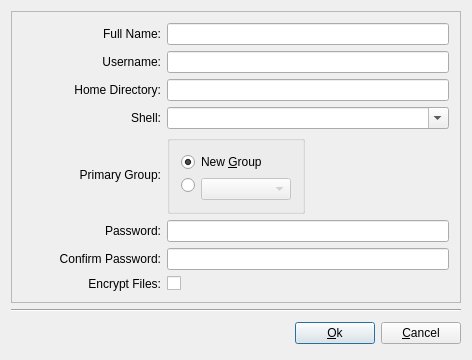
trueos/pcbsd, file src-qt4/pc-usermanager/adduser.ui: the form before one commit.
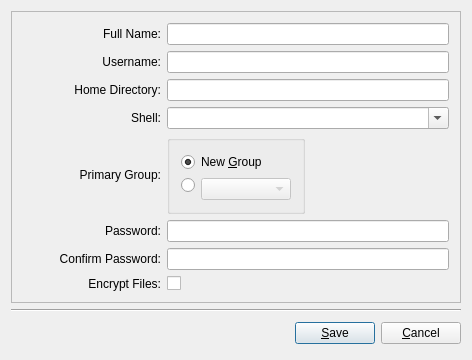
The form after the commit. Icons and pictures are not drawn.

Commit message: Updated shortcut keys.  Changed text to match standards on all buttons.

Patch:
```diff
--- a/src-qt4/pc-usermanager/adduser.ui
+++ b/src-qt4/pc-usermanager/adduser.ui
@@ -321,7 +321,7 @@
        <item>
         <widget class="QPushButton" name="okButton">
          <property name="text">
-          <string>&amp;Ok</string>
+          <string>&amp;Save</string>
          </property>
          <property name="icon">
           <iconset>
```
The commit also changes 3 other files.
